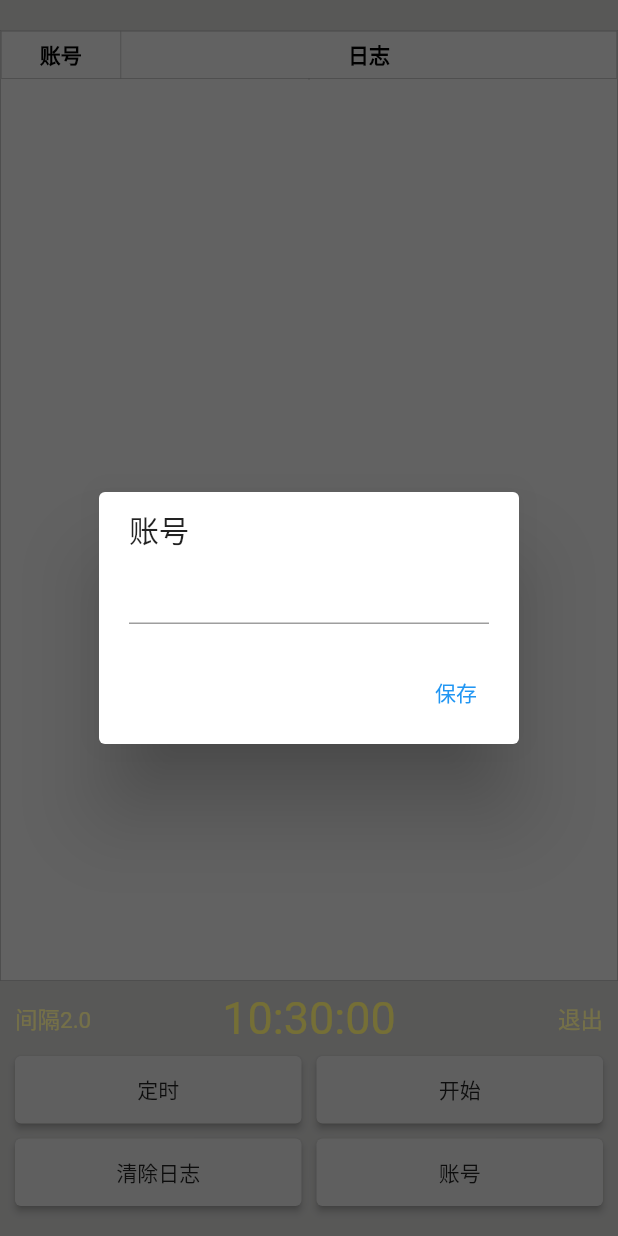
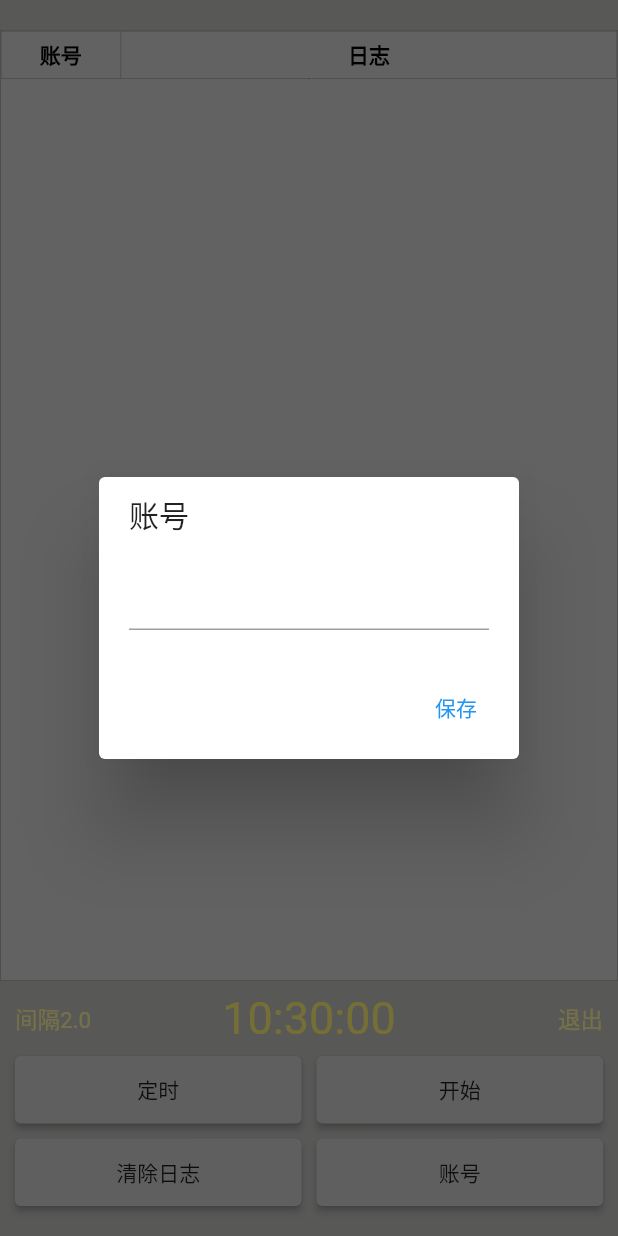
Before and after one commit to yuanyinhua/order, a Flutter app: the screen it shows after launch, after a tap on "账号", on a phone screen of 412 x 824 dp. Run offline on Flutter 3.47's test engine with Material 2 defaults, Android fonts, the phone set to English and light mode, and no system bars; our stand-ins replace dio, qr_flutter, shared_preferences; network calls fail.

Commit message:
提交代码

```diff
--- a/lib/main.dart
+++ b/lib/main.dart
@@ -122,10 +122,10 @@ class _MyHomePageState extends State<MyHomePage> {
             buttonPadding: EdgeInsets.only(right: 20),
             title: Text(title),
             content: Container(
-              height: 60,
+              height: 80,
               child: Column(
                 children: [
-                  TextField(controller: code, maxLines: 1),
+                  TextField(controller: code, maxLines: 2),
                   Container(
                     height: 10,
                   ),
```
Also changed, not shown: pubspec.lock, 8 other files.
